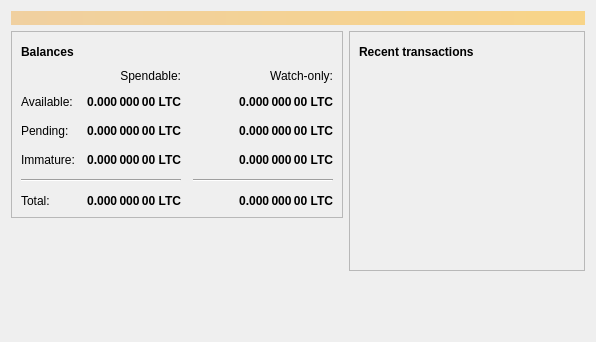
First picture: the form in src/qt/forms/overviewpage.ui, repository nkpatro/catcoin, before the edit.
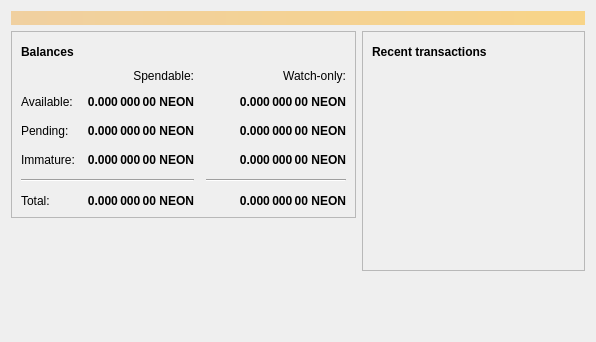
Second picture: the form after the edit. Icons and pictures are not drawn.

```diff
--- a/src/qt/forms/overviewpage.ui
+++ b/src/qt/forms/overviewpage.ui
@@ -129,7 +129,7 @@
                <string>Unconfirmed transactions to watch-only addresses</string>
               </property>
               <property name="text">
-               <string notr="true">0.000 000 00 LTC</string>
+               <string notr="true">0.000 000 00 NEON</string>
               </property>
               <property name="alignment">
                <set>Qt::AlignRight|Qt::AlignTrailing|Qt::AlignVCenter</set>
@@ -154,7 +154,7 @@
                <string>Total of transactions that have yet to be confirmed, and do not yet count toward the spendable balance</string>
               </property>
               <property name="text">
-               <string notr="true">0.000 000 00 LTC</string>
+               <string notr="true">0.000 000 00 NEON</string>
               </property>
               <property name="alignment">
                <set>Qt::AlignRight|Qt::AlignTrailing|Qt::AlignVCenter</set>
@@ -179,7 +179,7 @@
                <string>Mined balance in watch-only addresses that has not yet matured</string>
               </property>
               <property name="text">
-               <string notr="true">0.000 000 00 LTC</string>
+               <string notr="true">0.000 000 00 NEON</string>
               </property>
               <property name="alignment">
                <set>Qt::AlignRight|Qt::AlignTrailing|Qt::AlignVCenter</set>
@@ -237,7 +237,7 @@
                <string>Mined balance that has not yet matured</string>
               </property>
               <property name="text">
-               <string notr="true">0.000 000 00 LTC</string>
+               <string notr="true">0.000 000 00 NEON</string>
               </property>
               <property name="alignment">
                <set>Qt::AlignRight|Qt::AlignTrailing|Qt::AlignVCenter</set>
@@ -282,7 +282,7 @@
                <string>Your current total balance</string>
               </property>
               <property name="text">
-               <string notr="true">0.000 000 00 LTC</string>
+               <string notr="true">0.000 000 00 NEON</string>
               </property>
               <property name="alignment">
                <set>Qt::AlignRight|Qt::AlignTrailing|Qt::AlignVCenter</set>
@@ -307,7 +307,7 @@
                <string>Current total balance in watch-only addresses</string>
               </property>
               <property name="text">
-               <string notr="true">0.000 000 00 LTC</string>
+               <string notr="true">0.000 000 00 NEON</string>
               </property>
               <property name="alignment">
                <set>Qt::AlignRight|Qt::AlignTrailing|Qt::AlignVCenter</set>
@@ -349,7 +349,7 @@
                <string>Your current spendable balance</string>
               </property>
               <property name="text">
-               <string notr="true">0.000 000 00 LTC</string>
+               <string notr="true">0.000 000 00 NEON</string>
               </property>
               <property name="alignment">
                <set>Qt::AlignRight|Qt::AlignTrailing|Qt::AlignVCenter</set>
@@ -374,7 +374,7 @@
                <string>Your current balance in watch-only addresses</string>
               </property>
               <property name="text">
-               <string notr="true">0.000 000 00 LTC</string>
+               <string notr="true">0.000 000 00 NEON</string>
               </property>
               <property name="alignment">
                <set>Qt::AlignRight|Qt::AlignTrailing|Qt::AlignVCenter</set>
```
